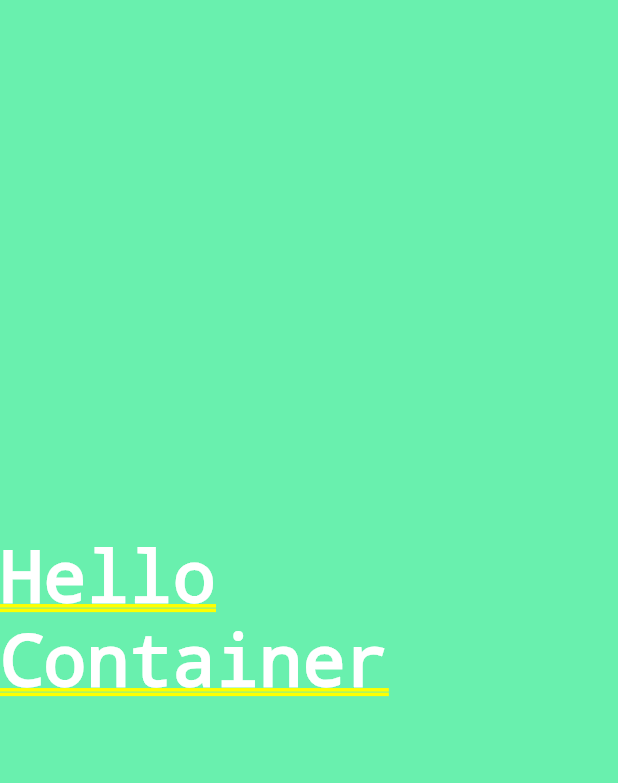
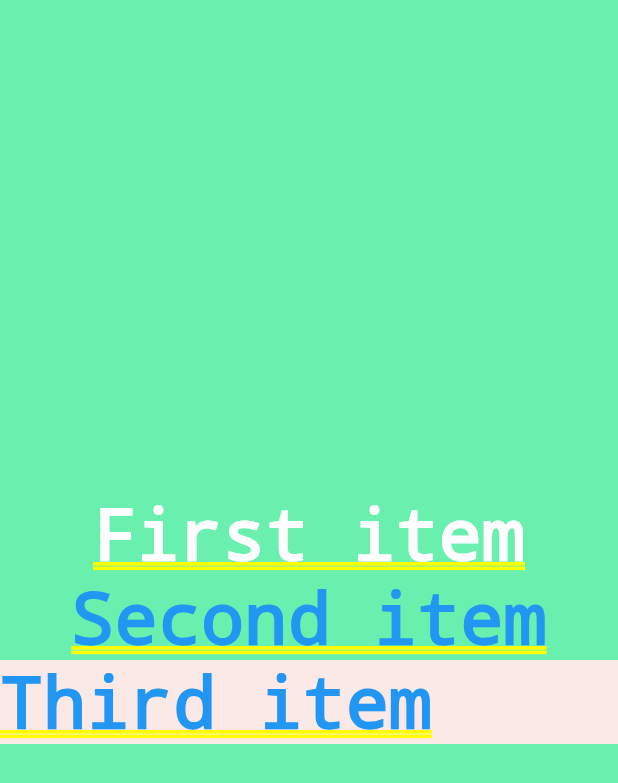
Before and after one commit to GayalBalasooriya/intro_layouts_containers, a Flutter app: the screen it shows after launch, on a phone screen of 412 x 824 dp. Shown: the top 783 px of the screen. Run offline on Flutter 3.47's test engine with Material 2 defaults, Android fonts, the phone set to English and light mode, and no system bars.

Commit message:
second commit

```diff
--- a/lib/ui/home.dart
+++ b/lib/ui/home.dart
@@ -6,14 +6,46 @@ class Home extends StatelessWidget {
     return new Container(
       color: Colors.greenAccent,
       alignment: Alignment.center,
-      child: new Text(
-        "Hello Container",
-        textDirection: TextDirection.ltr,
-        style: TextStyle(
-            color: Colors.white,
-            fontWeight: FontWeight.w800,
-        ),
+      child: new Column(
+        mainAxisAlignment: MainAxisAlignment.center,
+        children:<Widget> [
+          new Text(
+            "First item",
+            textDirection: TextDirection.ltr,
+            style: new TextStyle(
+                color: Colors.white
+            ),
+          ),
+          new Text(
+            "Second item",
+            textDirection: TextDirection.ltr,
+            style: new TextStyle(
+                color: Colors.blue
+            ),
+          ),
+
+          new Container(
+            color: Colors.deepOrange.shade50,
+            alignment: Alignment.bottomLeft,
+            child: new Text(
+              "Third item",
+              textDirection: TextDirection.ltr,
+              style: new TextStyle(
+                  color: Colors.blue
+              ),
+            )
+          )
+        ],
       )
+
+//      child: new Text(
+//        "Hello Container",
+//        textDirection: TextDirection.ltr,
+//        style: TextStyle(
+//            color: Colors.white,
+//            fontWeight: FontWeight.w800,
+//        ),
+//      )
     );
   }
 
```
